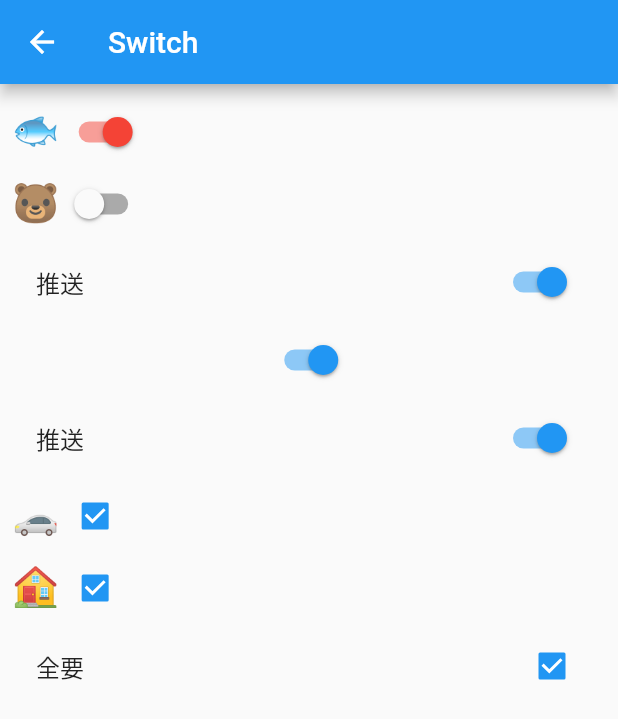
After one commit to xxxIxxxx/flutter_ddup, a Flutter app: the screen it shows after launch, after a tap on "单选开关复选开关", on a phone screen of 412 x 824 dp. The commit adds this screen. Shown: the top 719 px of the screen. Run offline on Flutter 3.47's test engine with Material 2 defaults, Android fonts, the phone set to English and light mode, and no system bars; our stand-ins replace fluro; missing offline and left inert: dart:ffi.

Commit message:
Switch 组件

```diff
--- a/lib/app/home_page.dart
+++ b/lib/app/home_page.dart
@@ -62,6 +62,13 @@ class _MyHomePageState extends State<MyHomePage> {
             },
             child: const Text("图片"),
           ),
+          TextButton(
+            onPressed: () {
+              Application.router.navigateTo(context, Routes.switchs,
+                  transition: TransitionType.native);
+            },
+            child: const Text("单选开关复选开关"),
+          ),
         ],
       ),
     );
--- /dev/null
+++ b/lib/class/单选开关复选开关/switch_page.dart
@@ -0,0 +1,97 @@
+import 'dart:ffi';
+
+import 'package:flutter/material.dart';
+
+class SwitchPage extends StatefulWidget {
+  static const String routeName = '/switch';
+
+  @override
+  _SwitchPageState createState() => _SwitchPageState();
+}
+
+class _SwitchPageState extends State<SwitchPage> {
+  bool _switchSelected = true;
+  bool _checkBoxSelected = true;
+
+  changeSwitchState(_) {
+    setState(() {
+      _switchSelected = !_switchSelected;
+    });
+  }
+
+  changeCheckBoxState(_) {
+    setState(() {
+      _checkBoxSelected = !_checkBoxSelected;
+    });
+  }
+
+  @override
+  Widget build(BuildContext context) {
+    return Scaffold(
+      appBar: AppBar(
+        title: const Text('Switch'),
+      ),
+      body: Padding(
+        padding: const EdgeInsets.all(8.0),
+        child: ListView(
+          children: <Widget>[
+            Row(
+              children: [
+                const Text(
+                  "🐟",
+                  textScaleFactor: 1.8,
+                ),
+                Switch(
+                    value: _switchSelected,
+                    activeColor: Colors.red,
+                    onChanged: (_) {
+                      setState(() {
+                        _switchSelected = !_switchSelected;
+                      });
+                    }),
+              ],
+            ),
+            Row(
+              children: [
+                const Text(
+                  "🐻",
+                  textScaleFactor: 1.8,
+                ),
+                Switch(value: !_switchSelected, onChanged: changeSwitchState)
+              ],
+            ),
+            SwitchListTile(
+                value: _switchSelected,
+                title: const Text("推送"),
+                onChanged: changeSwitchState),
+            //根据平台展示不同风格的开关
+            Switch.adaptive(
+                value: _switchSelected, onChanged: changeSwitchState),
+            SwitchListTile.adaptive(
+                value: _switchSelected,
+                title: const Text("推送"),
+                onChanged: changeSwitchState),
+            Row(
+              children: [
+                const Text("🚗", textScaleFactor: 1.8),
+                Checkbox(
+                    value: _checkBoxSelected, onChanged: changeCheckBoxState)
+              ],
+            ),
+            Row(
+              children: [
+                const Text("🏠", textScaleFactor: 1.8),
+                Checkbox(
+                    value: _checkBoxSelected, onChanged: changeCheckBoxState)
+              ],
+            ),
+            CheckboxListTile(
+                value: _checkBoxSelected,
+                title: const Text("全要"),
+                onChanged: changeCheckBoxState),
+          ],
+        ),
+      ),
+    );
+  }
+}
--- a/lib/route/route_handlers.dart
+++ b/lib/route/route_handlers.dart
@@ -3,6 +3,7 @@ import 'package:flutter/cupertino.dart';
 import 'package:flutter_ddup/app/home_page.dart';
 import '../class/Text文本及样式/text_page.dart';
 import '../class/widget生命周期/counter_life_cycle_page.dart';
+import '../class/单选开关复选开关/switch_page.dart';
 import '../class/图片/image_page.dart';
 import '../class/按钮/button_page.dart';
 import '../class/路由传值/tipRoute_page.dart';
@@ -43,3 +44,8 @@ var imageHandler = Handler(
     handlerFunc: (BuildContext? context, Map<String, List<String>> params) {
   return const ImagePage();
 });
+
+var switchHandler = Handler(
+    handlerFunc: (BuildContext? context, Map<String, List<String>> params) {
+  return SwitchPage();
+});
--- a/lib/route/routes.dart
+++ b/lib/route/routes.dart
@@ -12,6 +12,7 @@ class Routes {
   static String text = "/text";
   static String button = "/button";
   static String image = "/image";
+  static String switchs = "/switchs";
 
   static void configureRoutes(FluroRouter router) {
     router.notFoundHandler = Handler(
@@ -25,5 +26,6 @@ class Routes {
     router.define(text, handler: textHandler);
     router.define(button, handler: buttonHandler);
     router.define(image, handler: imageHandler);
+    router.define(switchs, handler: switchHandler);
   }
 }
```
